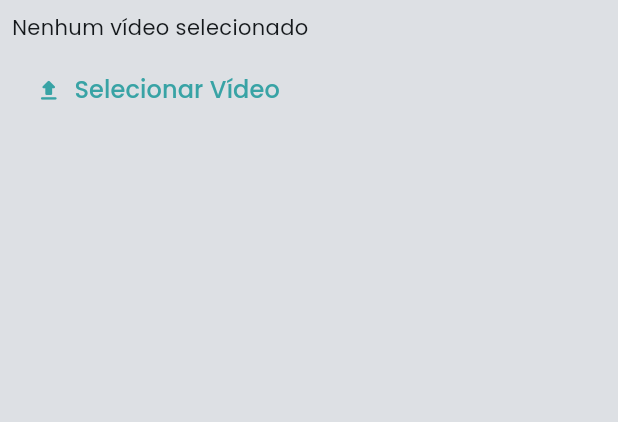
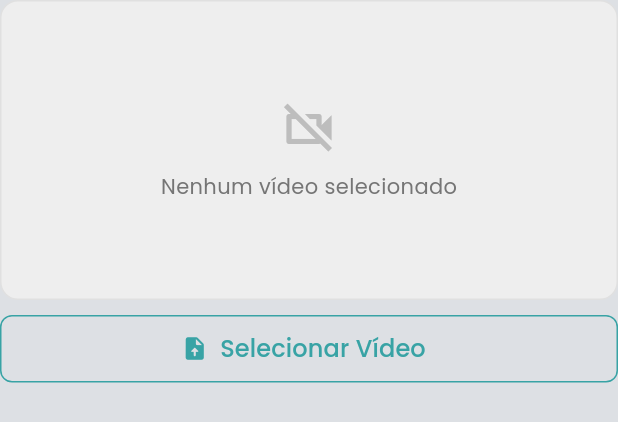
Before and after one commit to zampini28/neofrontend, a Flutter app: the AddVideoBox widget shown alone on an empty page, opened directly with empty values, after a tap on "Selecionar Vídeo", on a phone screen of 412 x 824 dp. Shown: the top 422 px of the screen. Run offline on Flutter 3.47's test engine with Material 3 defaults, Android fonts, the phone set to English and light mode, and no system bars; our stand-ins replace device_preview, dio, email_validator, extended_masked_text, flutter_dotenv, flutter_secure_storage and 5 more; missing offline and left inert: flutter_barcode_scanner, mobile_scanner, stomp_dart_client; accounts and stored records are empty.

Commit message:
impl video and improve exercise

```diff
--- a/lib/components/physiotherapist/exercises/add_video_box.dart
+++ b/lib/components/physiotherapist/exercises/add_video_box.dart
@@ -1,5 +1,6 @@
 import 'dart:io';
 
+import 'package:flutter/foundation.dart';
 import 'package:flutter/material.dart';
 import 'package:image_picker/image_picker.dart';
 import 'package:physioapp/services/exercises/physio/exercises_controller_form.dart';
@@ -14,108 +15,151 @@ class AddVideoBox extends StatefulWidget {
 }
 
 class _AddVideoBoxState extends State<AddVideoBox> {
-  late VideoPlayerController _controller;
+  VideoPlayerController? _controller;
+  XFile? _pickedFile;
+
   bool _isLoading = false;
-  final ImagePicker _picket = ImagePicker();
-
-  @override
-  void initState() {
-    // TODO: implement initState
-    super.initState();
-    _controller = VideoPlayerController.file(
-      File(''),
-    );
-  }
+  final ImagePicker _picker = ImagePicker();
 
   @override
   void dispose() {
-    // TODO: implement dispose
+    _controller?.dispose();
     super.dispose();
-    _controller.dispose();
   }
 
-  Future<void> _playVideo({required XFile? video}) async {
-    if (video != null) {
-      _controller = VideoPlayerController.file(
-        // Uri.parse(_video /* URL do backet que armazenará os videos*/),
-        File(video.path),
-      );
-      // Para salvar o video precisaremos utilizar uma API de algum serviço de bucket
+  Future<void> _initializeVideo(XFile video) async {
+    await _controller?.dispose();
 
-      await _controller.initialize();
+    if (kIsWeb) {
+      _controller = VideoPlayerController.networkUrl(Uri.parse(video.path));
+    } else {
+      _controller = VideoPlayerController.file(File(video.path));
+    }
+
+    try {
+      await _controller!.initialize();
+      await _controller!.play();
 
       setState(() {
         _isLoading = false;
-        _controller.play();
         widget.formProvider.toggleValueVideo();
       });
+    } catch (e) {
+      debugPrint('Error initializing video: $e');
+      setState(() => _isLoading = false);
     }
   }
 
   Future<void> getVideo() async {
     setState(() => _isLoading = true);
-    final video = await _picket.pickVideo(
+
+    try {
+      final XFile? video = await _picker.pickVideo(
         source: ImageSource.gallery,
       );
 
       if (video != null) {
-      _playVideo(video: video);
+        _pickedFile = video;
+        await _initializeVideo(video);
       } else {
+        setState(() => _isLoading = false);
+      }
+    } catch (e) {
+      debugPrint('Error picking video: $e');
       setState(() => _isLoading = false);
     }
   }
 
   @override
   Widget build(BuildContext context) {
+    final isInitialized = _controller != null && _controller!.value.isInitialized;
+
     return Column(
       children: [
-        if (_controller.value.isInitialized)
-          AspectRatio(
-            aspectRatio: _controller.value.aspectRatio,
-            child: VideoPlayer(_controller),
+        Container(
+          height: 200,
+          width: double.infinity,
+          decoration: BoxDecoration(
+            color: Colors.grey[200],
+            borderRadius: BorderRadius.circular(12),
+            border: Border.all(color: Colors.grey.shade300),
           ),
-        Container(
-          padding: const EdgeInsets.all(8.0),
+          clipBehavior: Clip.hardEdge,
           child: _isLoading
-              ? const Center(
-                  child: CircularProgressIndicator(),
+              ? const Center(child: CircularProgressIndicator())
+              : isInitialized
+                  ? Stack(
+                      alignment: Alignment.bottomCenter,
+                      children: [
+                        Center(
+                          child: AspectRatio(
+                            aspectRatio: _controller!.value.aspectRatio,
+                            child: VideoPlayer(_controller!),
+                          ),
+                        ),
+                        _buildControls(),
+                      ],
                     )
-              : const Text('Nenhum vídeo selecionado'),
+                  : Column(
+                      mainAxisAlignment: MainAxisAlignment.center,
+                      children: [
+                        Icon(Icons.videocam_off_outlined, size: 40, color: Colors.grey[400]),
+                        const SizedBox(height: 8),
+                        Text(
+                          'Nenhum vídeo selecionado',
+                          style: TextStyle(color: Colors.grey[600]),
                         ),
-        if (_controller.value.isInitialized)
-          Row(
+                      ],
+                    ),
+        ),
+
+        const SizedBox(height: 10),
+
+        SizedBox(
+          width: double.infinity,
+          height: 45,
+          child: OutlinedButton.icon(
+            onPressed: getVideo,
+            style: OutlinedButton.styleFrom(
+              shape: RoundedRectangleBorder(borderRadius: BorderRadius.circular(8)),
+              side: BorderSide(color: Theme.of(context).primaryColor),
+            ),
+            icon: const Icon(Icons.upload_file_rounded),
+            label: Text(isInitialized ? 'Trocar Vídeo' : 'Selecionar Vídeo'),
+          ),
+        ),
+      ],
+    );
+  }
+
+  Widget _buildControls() {
+    return Container(
+      color: Colors.black38,
+      padding: const EdgeInsets.symmetric(vertical: 5),
+      child: Row(
         mainAxisAlignment: MainAxisAlignment.center,
         children: [
           IconButton(
             icon: Icon(
-                  _controller.value.isPlaying ? Icons.pause : Icons.play_arrow,
+              _controller!.value.isPlaying ? Icons.pause : Icons.play_arrow,
+              color: Colors.white,
             ),
             onPressed: () {
               setState(() {
-                    _controller.value.isPlaying
-                        ? _controller.pause()
-                        : _controller.play();
+                _controller!.value.isPlaying ? _controller!.pause() : _controller!.play();
               });
             },
           ),
           IconButton(
-                icon: const Icon(Icons.stop),
+            icon: const Icon(Icons.stop, color: Colors.white),
             onPressed: () {
-                  _controller.pause();
-                  _controller.seekTo(Duration.zero);
+              _controller!.pause();
+              _controller!.seekTo(Duration.zero);
               setState(() {});
             },
           ),
         ],
       ),
-        TextButton.icon(
-          onPressed: () {
-            getVideo();
-          },
-          label: const Text('Selecionar Vídeo'),
-          icon: const Icon(Icons.upload_rounded),
-        ),
-      ],
     );
   }
 }
```
Also changed, not shown: lib/components/physiotherapist/exercises/first_add_exercise_form.dart (+10 -6 lines), lib/components/physiotherapist/exercises/second_add_exercise_form.dart (+0 -21 lines). Lines whose indentation alone changed are shown as unchanged.
